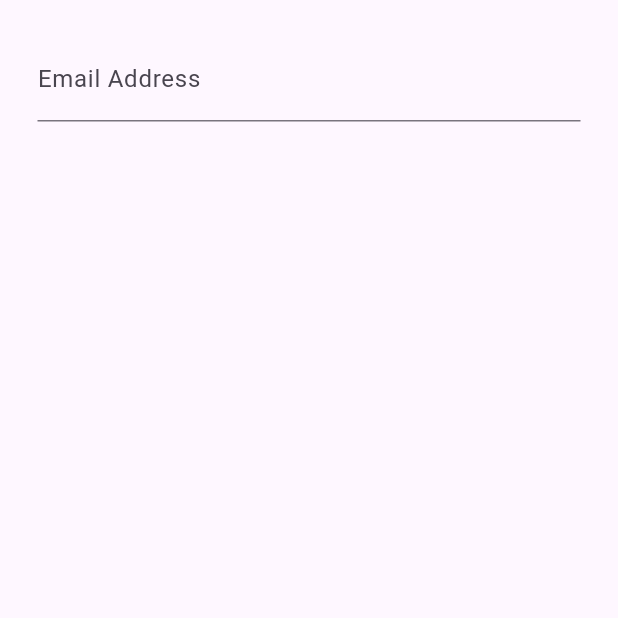
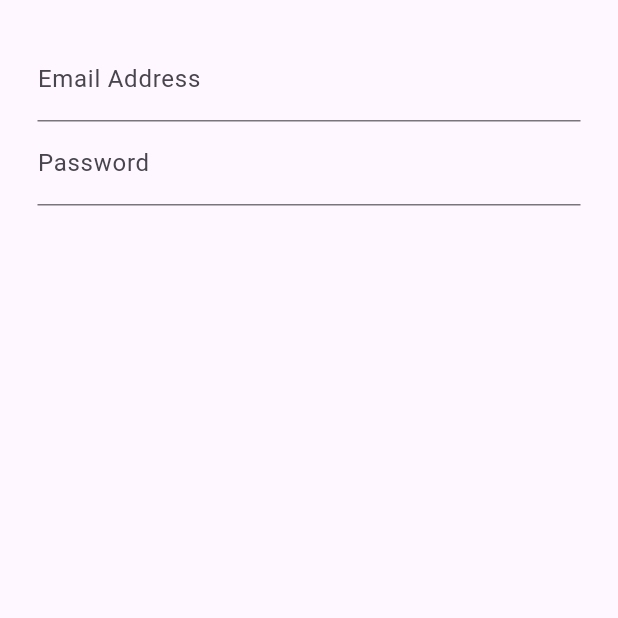
Before and after one commit to samuketema/login_form, a Flutter app: the screen it shows after launch, on a phone screen of 412 x 824 dp, the top half of it. Run offline on Flutter 3.47's test engine with Material 3 defaults, Android fonts, the phone set to English and light mode, and no system bars.

Commit message:
A Textformfield is added for password

```diff
--- a/lib/src/screens/login_screen.dart
+++ b/lib/src/screens/login_screen.dart
@@ -1,3 +1,5 @@
+import "dart:developer";
+
 import "package:flutter/material.dart";
 
 class LoginApp extends StatefulWidget{
@@ -18,6 +20,7 @@ class LoginAppState extends State<LoginApp>{
         child:Column(
           children: [
             emailField(),
+            passwordField()
           ],
         ) ,),
 
@@ -31,4 +34,13 @@ class LoginAppState extends State<LoginApp>{
     ),
   ) ;
  }
+
+ Widget passwordField(){
+  return TextFormField(
+    decoration: InputDecoration(
+      hintText:'password',
+      labelText: 'Password'
+    ),
+  );
+ }
 }
```
